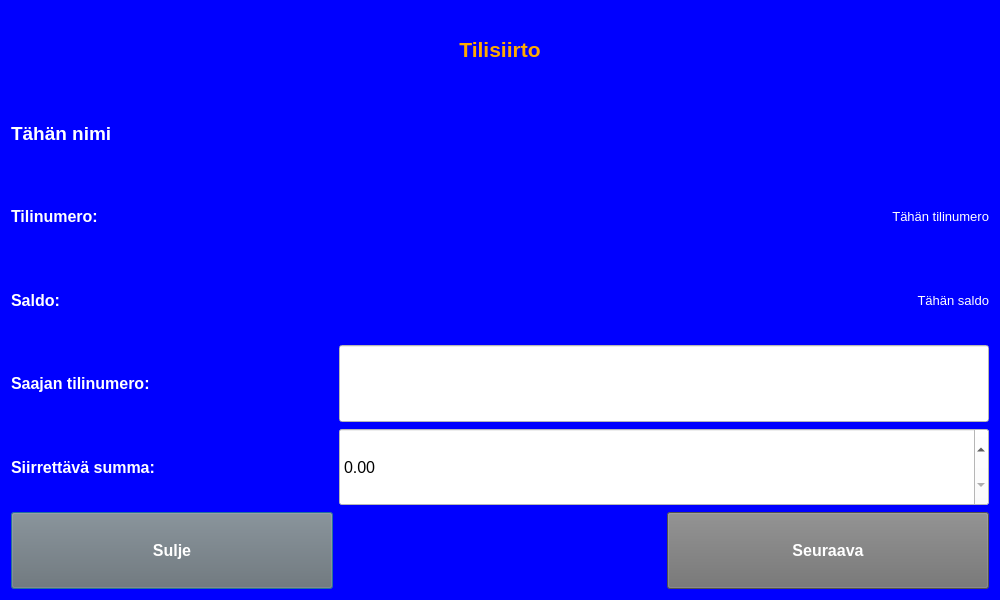
Qt form BankEXE/transferdialog.ui (Akllu/BankSimul) before a commit.
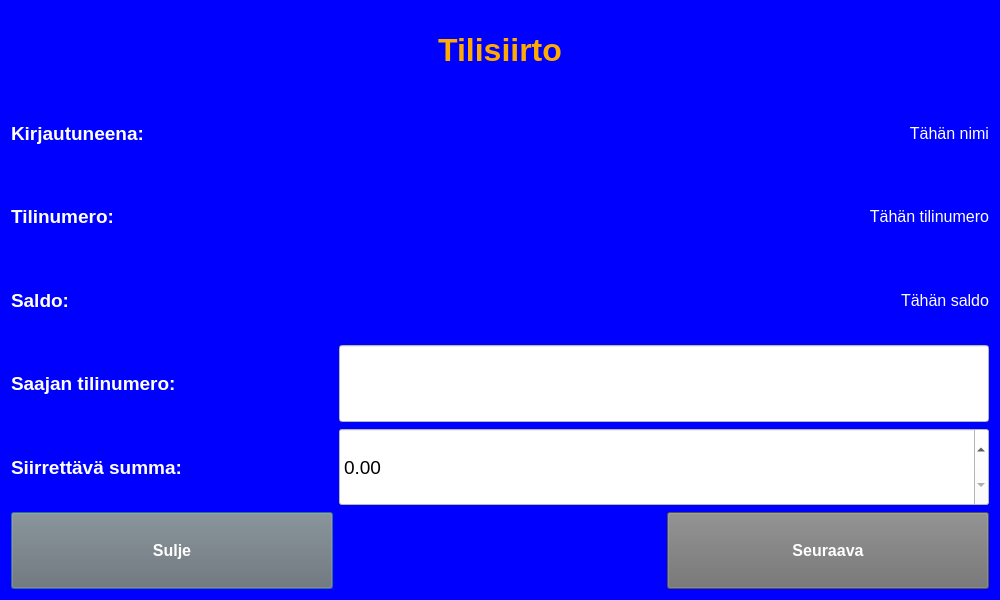
The same form after that commit.

```diff
--- a/BankEXE/transferdialog.ui
+++ b/BankEXE/transferdialog.ui
@@ -21,10 +21,10 @@
    <item>
     <layout class="QGridLayout" name="gridLayout">
      <item row="4" column="0">
-      <widget class="QLabel" name="headerLabel4">
+      <widget class="QLabel" name="headerLabel5">
        <property name="font">
         <font>
-         <pointsize>12</pointsize>
+         <pointsize>14</pointsize>
          <weight>75</weight>
          <bold>true</bold>
         </font>
@@ -34,28 +34,11 @@
        </property>
       </widget>
      </item>
-     <item row="1" column="0" colspan="3">
-      <widget class="QLabel" name="nameLabel">
-       <property name="font">
-        <font>
-         <pointsize>14</pointsize>
-         <weight>75</weight>
-         <bold>true</bold>
-        </font>
-       </property>
-       <property name="text">
-        <string>Tähän nimi</string>
-       </property>
-       <property name="alignment">
-        <set>Qt::AlignLeading|Qt::AlignLeft|Qt::AlignVCenter</set>
-       </property>
-      </widget>
-     </item>
      <item row="5" column="0">
-      <widget class="QLabel" name="headerLabel5">
+      <widget class="QLabel" name="headerLabel6">
        <property name="font">
         <font>
-         <pointsize>12</pointsize>
+         <pointsize>14</pointsize>
          <weight>75</weight>
          <bold>true</bold>
         </font>
@@ -69,7 +52,7 @@
       <widget class="QLabel" name="headerLabel">
        <property name="font">
         <font>
-         <pointsize>16</pointsize>
+         <pointsize>24</pointsize>
          <weight>75</weight>
          <bold>true</bold>
         </font>
@@ -153,10 +136,10 @@
       </widget>
      </item>
      <item row="3" column="0">
-      <widget class="QLabel" name="headerLabel3">
+      <widget class="QLabel" name="headerLabel4">
        <property name="font">
         <font>
-         <pointsize>12</pointsize>
+         <pointsize>14</pointsize>
          <weight>75</weight>
          <bold>true</bold>
         </font>
@@ -170,7 +153,7 @@
       <widget class="QLabel" name="balanceLabel">
        <property name="font">
         <font>
-         <pointsize>10</pointsize>
+         <pointsize>12</pointsize>
         </font>
        </property>
        <property name="text">
@@ -182,10 +165,10 @@
       </widget>
      </item>
      <item row="2" column="0">
-      <widget class="QLabel" name="headerLabel2">
+      <widget class="QLabel" name="headerLabel3">
        <property name="font">
         <font>
-         <pointsize>12</pointsize>
+         <pointsize>14</pointsize>
          <weight>75</weight>
          <bold>true</bold>
         </font>
@@ -199,7 +182,7 @@
       <widget class="QLabel" name="accountLabel">
        <property name="font">
         <font>
-         <pointsize>10</pointsize>
+         <pointsize>12</pointsize>
         </font>
        </property>
        <property name="text">
@@ -220,7 +203,7 @@
        </property>
        <property name="font">
         <font>
-         <pointsize>12</pointsize>
+         <pointsize>14</pointsize>
         </font>
        </property>
        <property name="styleSheet">
@@ -235,6 +218,38 @@
        </property>
       </widget>
      </item>
+     <item row="1" column="0">
+      <widget class="QLabel" name="headerLabel2">
+       <property name="font">
+        <font>
+         <pointsize>14</pointsize>
+         <weight>75</weight>
+         <bold>true</bold>
+        </font>
+       </property>
+       <property name="text">
+        <string>Kirjautuneena:</string>
+       </property>
+       <property name="alignment">
+        <set>Qt::AlignLeading|Qt::AlignLeft|Qt::AlignVCenter</set>
+       </property>
+      </widget>
+     </item>
+     <item row="1" column="1" colspan="2">
+      <widget class="QLabel" name="nameLabel">
+       <property name="font">
+        <font>
+         <pointsize>12</pointsize>
+        </font>
+       </property>
+       <property name="text">
+        <string>Tähän nimi</string>
+       </property>
+       <property name="alignment">
+        <set>Qt::AlignRight|Qt::AlignTrailing|Qt::AlignVCenter</set>
+       </property>
+      </widget>
+     </item>
     </layout>
    </item>
   </layout>
```
Left out of the diff: 2 changed lines with no effect on the pictures.
